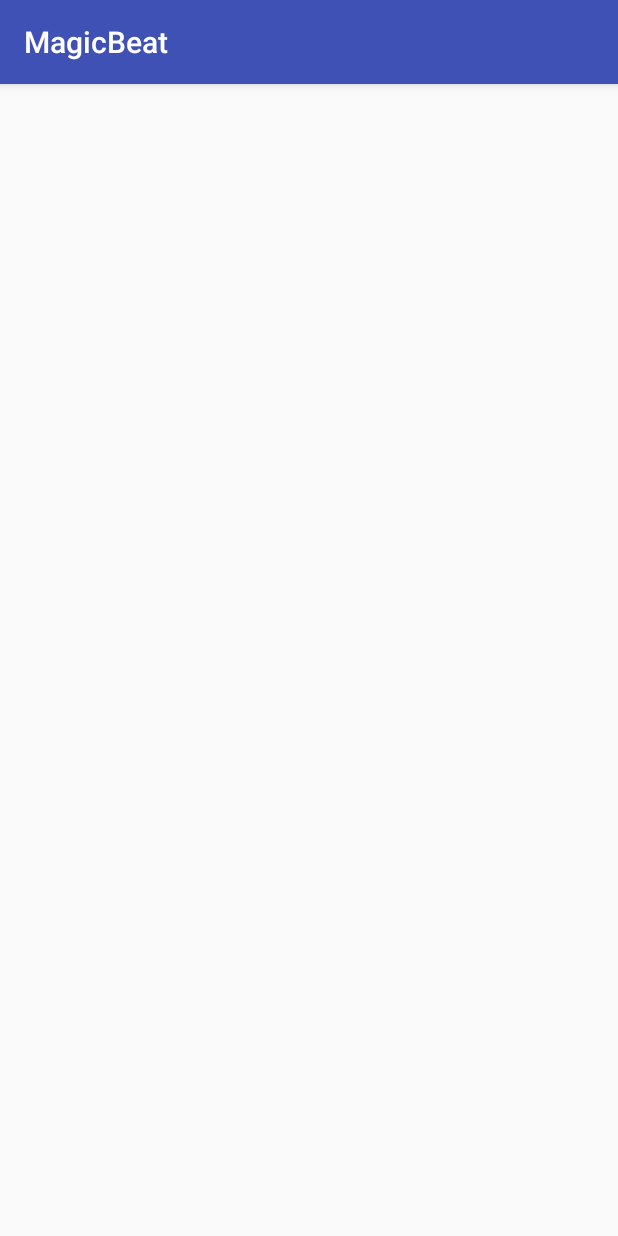
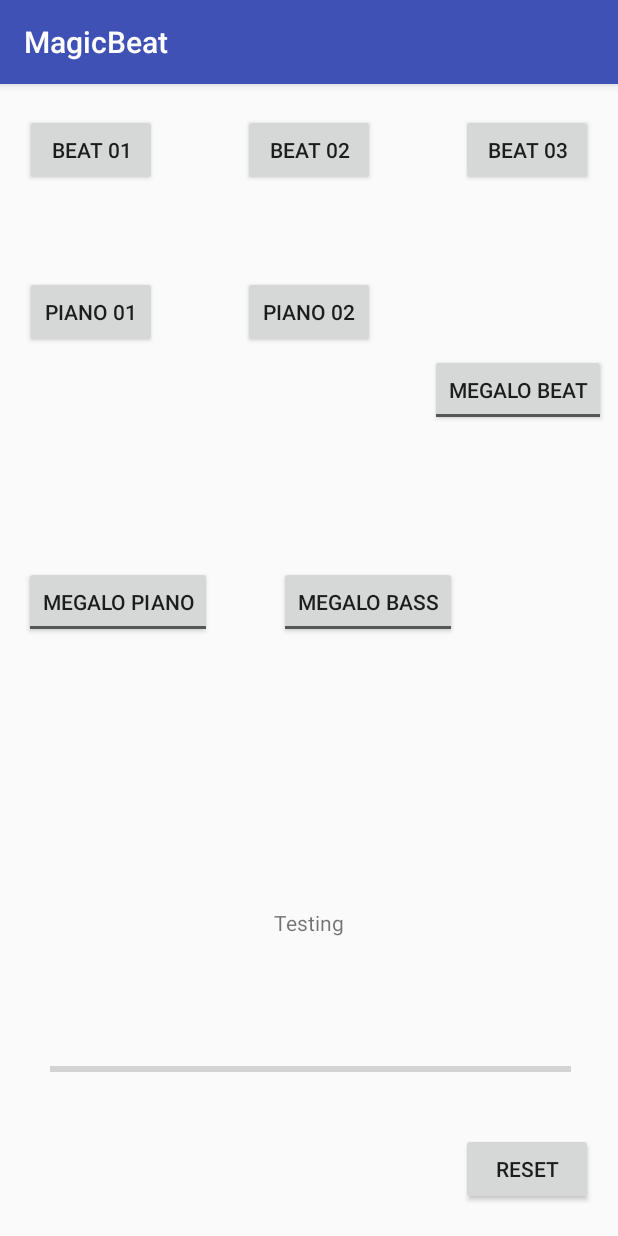
Before and after one commit to park955/MagicBeat, an Android app: the screen it shows after launch (MainActivity), on a phone screen of 412 x 824 dp. Run offline under Robolectric (Android 15) with nearby library versions, the light colour scheme and no system bars.

Commit message:
Toggle Button System with Queueing The BeatButtons are now array of Obj

```diff
--- a/app/src/main/java/jeonghu/magicbeat/BeatButton.java
+++ b/app/src/main/java/jeonghu/magicbeat/BeatButton.java
@@ -1,33 +1,57 @@
 package jeonghu.magicbeat;
 
-import android.content.Context;
 import android.media.MediaPlayer;
-import android.support.v7.widget.AppCompatButton;
-import android.view.View;
+import android.widget.Button;
+import android.widget.ToggleButton;
 
 /**
  * Created by Chukwudi on 9/25/2017.
  */
 
-public class BeatButton extends AppCompatButton implements View.OnClickListener {
-    MediaPlayer beat;
-    boolean isInitialized = false;
-    int milliSeconds = 0;
+class BeatButton
+{
+    private MediaPlayer beat;
+    private boolean isInitialized = false;
+    public int milliSeconds = 0;
+    private Button button;
+    private ToggleButton Tbutton;
 
-    public BeatButton(Context context) {
-        super(context);
+
+    BeatButton(MediaPlayer beat, Button button){
+        this.beat = beat;
+        this.beat.setLooping(false);
+        this.button = button;
     }
 
-    void initialize(MediaPlayer beat) {
-        if (isInitialized) return;
+    BeatButton(MediaPlayer beat, ToggleButton tbutton){
+        this.beat = beat;
+        this.beat.setLooping(false);
+        this.Tbutton = tbutton;
+    }
 
-        isInitialized = true;
-        this.beat = beat;
+    MediaPlayer getBeat(){
+        return this.beat;
+    }
+    ToggleButton getTbutton(){
+        return this.Tbutton;
     }
 
     void pause() {
-        milliSeconds = beat.getCurrentPosition();
-        beat.pause();
+        if(beat.isPlaying()) {
+            milliSeconds = beat.getCurrentPosition();
+            beat.pause();
+        }
+    }
+
+    void pauseOrPlay(){
+        if(beat.isPlaying()) {
+            milliSeconds = beat.getCurrentPosition();
+            beat.pause();
+        }
+        else{
+            beat.seekTo(milliSeconds);
+            beat.start();
+        }
     }
 
     void reset() {
@@ -40,9 +64,5 @@ public class BeatButton extends AppCompatButton implements View.OnClickListener
         beat.start();
     }
 
-    @Override
-    public void onClick(View view) {
-        if (beat.isPlaying()) pause();
-        else resume();
-    }
+
 }
--- a/app/src/main/java/jeonghu/magicbeat/MainActivity.java
+++ b/app/src/main/java/jeonghu/magicbeat/MainActivity.java
@@ -2,114 +2,144 @@ package jeonghu.magicbeat;
 
 import android.media.MediaPlayer;
 import android.os.Bundle;
+import android.os.Handler;
 import android.support.v7.app.AppCompatActivity;
 import android.view.View;
 import android.widget.Button;
+import android.widget.ProgressBar;
+import android.widget.TextView;
+import android.widget.ToggleButton;
+
+import static jeonghu.magicbeat.R.id.TbuttonM1;
+import static jeonghu.magicbeat.R.id.TbuttonM3;
+import static jeonghu.magicbeat.R.id.buttonb1;
+import static jeonghu.magicbeat.R.id.buttonb2;
+import static jeonghu.magicbeat.R.id.buttonb3;
+import static jeonghu.magicbeat.R.id.buttonp1;
+import static jeonghu.magicbeat.R.id.buttonp2;
+
 
 public class MainActivity extends AppCompatActivity {
-    Button buttonb1, buttonb2, buttonb3, buttonp1, buttonp2;
-    MediaPlayer beat01,beat02,beat03,piano01,piano02;
+
+    BeatButton b1, b2, b3, p1, p2;
+    TextView test;
+    ProgressBar bar;
+
+    BeatButton[] mybeats = new BeatButton[10];
+
+    @Override
+    public void onPause(){
+        super.onPause();
+
+        b1.pause();
+        b2.pause();
+        b3.pause();
+        p1.pause();
+        p2.pause();
+    }
 
     @Override
     protected void onCreate(Bundle savedInstanceState) {
         super.onCreate(savedInstanceState);
         setContentView(R.layout.activity_main);
 
-        buttonb1 = (Button) findViewById(R.id.buttonb1);
-        buttonb2 = (Button) findViewById(R.id.buttonb2);
-        buttonb3 = (Button) findViewById(R.id.buttonb3);
-        buttonp1 = (Button) findViewById(R.id.buttonp1);
-        buttonp2 = (Button) findViewById(R.id.buttonp2);
+        b1 = new BeatButton(MediaPlayer.create(MainActivity.this,R.raw.beat01_bpm160),(Button)findViewById(buttonb1));
+        b2 = new BeatButton(MediaPlayer.create(MainActivity.this,R.raw.beat02_bpm160),(Button)findViewById(buttonb2));
+        b3 = new BeatButton(MediaPlayer.create(MainActivity.this,R.raw.beat03_bpm160),(Button)findViewById(buttonb3));
+        p1 = new BeatButton(MediaPlayer.create(MainActivity.this,R.raw.piano01_bpm160),(Button)findViewById(buttonp1));
+        p2 = new BeatButton(MediaPlayer.create(MainActivity.this,R.raw.piano02_bpm160),(Button)findViewById(buttonp2));
 
+        test = (TextView)findViewById(R.id.textView);
+        test.setText("Testing");
+
+        bar = (ProgressBar) findViewById(R.id.progressBar);
+
+        mybeats[0] = new BeatButton(MediaPlayer.create(MainActivity.this,R.raw.megalopiano_120c),(ToggleButton)findViewById(R.id.TbuttonM1));
+        mybeats[1] = new BeatButton(MediaPlayer.create(MainActivity.this,R.raw.megalobass_120c),(ToggleButton)findViewById(R.id.TbuttonM2));
+        mybeats[2] = new BeatButton(MediaPlayer.create(MainActivity.this,R.raw.megalobeat_120),(ToggleButton)findViewById(R.id.TbuttonM3));
+
+        //ButtonReset
         findViewById(R.id.buttonReset).setOnClickListener(new View.OnClickListener() {
             @Override
             public void onClick(View view) {
-                pressedReset(view);
+                b1.pause();
+                b2.pause();
+                b3.pause();
+                p1.pause();
+                p2.pause();
+
+                b1.reset();
+                b2.reset();
+                b3.reset();
+                p1.reset();
+                p2.reset();
+
+                for(int i=0; i<3; i++){
+                    mybeats[i].pause();
+                    mybeats[i].reset();
+                    mybeats[i].getTbutton().setChecked(false);
+                }
+
             }
         });
 
-        beat01 = MediaPlayer.create(MainActivity.this,R.raw.beat01_bpm160);
-        beat02 = MediaPlayer.create(MainActivity.this,R.raw.beat02_bpm160);
-        beat03 = MediaPlayer.create(MainActivity.this,R.raw.beat03_bpm160);
-        piano01 = MediaPlayer.create(MainActivity.this,R.raw.piano01_bpm160);
-        piano02 = MediaPlayer.create(MainActivity.this,R.raw.piano02_bpm160);
+/*
+        findViewById(buttonb1).setOnClickListener(new View.OnClickListener() {
+            @Override
+            public void onClick(View view) {
+                b1.pauseOrPlay();
+            }
+        });
+        findViewById(buttonb2).setOnClickListener(new View.OnClickListener() {
+            @Override
+            public void onClick(View view) {
+                b2.pauseOrPlay();
+            }
+        });
+        findViewById(buttonb3).setOnClickListener(new View.OnClickListener() {
+            @Override
+            public void onClick(View view) {
+                b3.pauseOrPlay();
+            }
+        });
+        findViewById(buttonp1).setOnClickListener(new View.OnClickListener() {
+            @Override
+            public void onClick(View view) {
+                p1.pauseOrPlay();
+            }
+        });
+        findViewById(buttonp2).setOnClickListener(new View.OnClickListener() {
+            @Override
+            public void onClick(View view) {
+                p2.pauseOrPlay();
+            }
+        });
+        */
+        findViewById(TbuttonM1).setOnClickListener(new View.OnClickListener(){
+            @Override
+            public void onClick(View view){
+              test.setText(Integer.toString(mybeats[0].getBeat().getDuration()));
+            }
+        });
+        findViewById(TbuttonM3).setOnClickListener(new View.OnClickListener(){
+            @Override
+            public void onClick(View view){
+                test.setText(Integer.toString(mybeats[2].getBeat().getDuration()));
+            }
+        });
 
-    }
+        final Handler handler = new Handler();
+        final int delay = 8000; //milliseconds
+        //ProgressBar's maximum is also set to 8000
 
-    public void pressedb1(View view){
-        if(beat01.isPlaying()){
-            beat01.pause();
-        }
-        else{
-            if(beat02.isPlaying()) beat02.pause();
-            if(beat03.isPlaying()) beat03.pause();
-
-            beat01.setLooping(true);
-            beat01.start();
-        }
-    }
-    public void pressedb2(View view){
-        if(beat02.isPlaying()){
-            beat02.pause();
-        }
-        else{
-            if(beat01.isPlaying()) beat01.pause();
-            if(beat03.isPlaying()) beat03.pause();
-
-            beat02.setLooping(true);
-            beat02.start();
-        }
-    }
-    public void pressedb3(View view){
-        if(beat03.isPlaying()){
-            beat03.pause();
-        }
-        else{
-            if(beat01.isPlaying()) beat01.pause();
-            if(beat02.isPlaying()) beat02.pause();
-
-            beat03.setLooping(true);
-            beat03.start();
-        }
-    }
-
-    public void pressedp1(View view){
-        if(piano01.isPlaying()){
-            piano01.pause();
-        }
-        else{
-            if(piano02.isPlaying()) piano02.pause();
-
-            piano01.setLooping(true);
-            piano01.start();
-        }
-    }
-
-    public void pressedp2(View view){
-        if(piano02.isPlaying()){
-            piano02.pause();
-        }
-        else{
-            if(piano01.isPlaying()) piano01.pause();
-
-            piano02.setLooping(true);
-            piano02.start();
-        }
-    }
-
-    public void pressedReset(View view){
-        if(beat01.isPlaying()) beat01.pause();
-        if(beat02.isPlaying()) beat02.pause();
-        if(beat03.isPlaying()) beat03.pause();
-        if(piano01.isPlaying()) piano01.pause();
-        if(piano02.isPlaying()) piano02.pause();
-
-        beat01.reset();
-        beat02.reset();
-        beat03.reset();
-        piano01.reset();
-        piano02.reset();
-
+        handler.postDelayed(new Runnable(){
+            public void run(){
+                handler.postDelayed(this, delay);
+                if(mybeats[0].getTbutton().isChecked()) mybeats[0].resume();
+                if(mybeats[1].getTbutton().isChecked()) mybeats[1].resume();
+                if(mybeats[2].getTbutton().isChecked()) mybeats[2].resume();
+            }
+        }, delay);
 
     }
 }
--- a/app/src/main/res/layout/activity_main.xml
+++ b/app/src/main/res/layout/activity_main.xml
@@ -7,109 +7,175 @@
     android:layout_height="match_parent"
     tools:context="jeonghu.magicbeat.MainActivity">
 
-    <jeonghu.magicbeat.BeatButton
-        android:id="@+id/buttonb3"
-        style="@android:style/Widget.Material.Light.Button.Inset"
+
+    <Button
+        android:id="@+id/buttonb1"
+        android:layout_width="wrap_content"
+        android:layout_height="wrap_content"
+        android:text="Beat 01"
+        android:layout_marginLeft="8dp"
+        app:layout_constraintLeft_toLeftOf="parent"
+        android:layout_marginRight="8dp"
+        app:layout_constraintRight_toRightOf="parent"
+        app:layout_constraintBottom_toBottomOf="parent"
+        android:layout_marginBottom="8dp"
+        app:layout_constraintTop_toTopOf="parent"
+        android:layout_marginTop="8dp"
+        app:layout_constraintHorizontal_bias="0.028"
+        app:layout_constraintVertical_bias="0.017"/>
+
+    <Button
+        android:id="@+id/buttonb2"
         android:layout_width="wrap_content"
         android:layout_height="wrap_content"
         android:layout_marginBottom="8dp"
         android:layout_marginLeft="8dp"
         android:layout_marginRight="8dp"
         android:layout_marginTop="8dp"
-        android:onClick="pressedb3"
-        android:text="Beat 3"
+        android:text="Beat 02"
         app:layout_constraintBottom_toBottomOf="parent"
         app:layout_constraintLeft_toLeftOf="parent"
         app:layout_constraintRight_toRightOf="parent"
         app:layout_constraintTop_toTopOf="parent"
-        app:layout_constraintHorizontal_bias="0.971"
         app:layout_constraintVertical_bias="0.017"/>
 
     <Button
-        android:id="@+id/buttonb2"
-        style="@android:style/Widget.Material.Light.Button.Inset"
+        android:id="@+id/buttonb3"
         android:layout_width="wrap_content"
         android:layout_height="wrap_content"
         android:layout_marginBottom="8dp"
         android:layout_marginLeft="8dp"
         android:layout_marginRight="8dp"
         android:layout_marginTop="8dp"
-        android:onClick="pressedb2"
-        android:text="Beat 2"
+        android:text="Beat 03"
         app:layout_constraintBottom_toBottomOf="parent"
+        app:layout_constraintHorizontal_bias="0.971"
         app:layout_constraintLeft_toLeftOf="parent"
         app:layout_constraintRight_toRightOf="parent"
         app:layout_constraintTop_toTopOf="parent"
         app:layout_constraintVertical_bias="0.017"/>
 
-    <jeonghu.magicbeat.BeatButton
-        android:id="@+id/buttonb1"
-        style="@android:style/Widget.Material.Light.Button.Inset"
+    <Button
+        android:id="@+id/buttonp1"
         android:layout_width="wrap_content"
         android:layout_height="wrap_content"
         android:layout_marginBottom="8dp"
         android:layout_marginLeft="8dp"
         android:layout_marginRight="8dp"
         android:layout_marginTop="8dp"
-        android:onClick="pressedb1"
-        android:text="Beat 1"
+        android:text="Piano 01"
         app:layout_constraintBottom_toBottomOf="parent"
+        app:layout_constraintHorizontal_bias="0.028"
         app:layout_constraintLeft_toLeftOf="parent"
         app:layout_constraintRight_toRightOf="parent"
         app:layout_constraintTop_toTopOf="parent"
-        app:layout_constraintHorizontal_bias="0.028"
-        app:layout_constraintVertical_bias="0.017"/>
+        app:layout_constraintVertical_bias="0.17"/>
 
     <Button
-        android:id="@+id/buttonp1"
-        style="@android:style/Widget.Material.Light.Button.Inset"
+        android:id="@+id/buttonp2"
         android:layout_width="wrap_content"
         android:layout_height="wrap_content"
         android:layout_marginBottom="8dp"
         android:layout_marginLeft="8dp"
         android:layout_marginRight="8dp"
         android:layout_marginTop="8dp"
-        android:onClick="pressedp1"
-        android:text="Piano 1"
+        android:text="Piano 02"
         app:layout_constraintBottom_toBottomOf="parent"
         app:layout_constraintLeft_toLeftOf="parent"
         app:layout_constraintRight_toRightOf="parent"
         app:layout_constraintTop_toTopOf="parent"
-        app:layout_constraintVertical_bias="0.205"
-        app:layout_constraintHorizontal_bias="0.028"/>
+        app:layout_constraintVertical_bias="0.17"/>
 
     <Button
-        android:id="@+id/buttonp2"
-        style="@android:style/Widget.Material.Light.Button.Inset"
+        android:id="@+id/buttonReset"
         android:layout_width="wrap_content"
         android:layout_height="wrap_content"
         android:layout_marginBottom="8dp"
         android:layout_marginLeft="8dp"
         android:layout_marginRight="8dp"
         android:layout_marginTop="8dp"
-        android:onClick="pressedp2"
-        android:text="Piano 2"
+        android:text="Reset"
         app:layout_constraintBottom_toBottomOf="parent"
+        app:layout_constraintHorizontal_bias="0.971"
         app:layout_constraintLeft_toLeftOf="parent"
         app:layout_constraintRight_toRightOf="parent"
         app:layout_constraintTop_toTopOf="parent"
-        app:layout_constraintVertical_bias="0.205"/>
+        app:layout_constraintVertical_bias="0.982"/>
 
-    <Button
-        android:id="@+id/buttonReset"
-        style="@android:style/Widget.Material.Light.Button.Inset"
+    <TextView
+        android:id="@+id/textView"
         android:layout_width="wrap_content"
         android:layout_height="wrap_content"
-        android:layout_marginBottom="8dp"
+        android:text="TextView"
+        android:layout_marginRight="8dp"
+        app:layout_constraintRight_toRightOf="parent"
+        android:layout_marginLeft="8dp"
+        app:layout_constraintLeft_toLeftOf="parent"
+        app:layout_constraintBottom_toBottomOf="parent"
+        android:layout_marginBottom="199dp"/>
+
+    <ProgressBar
+        android:id="@+id/progressBar"
+        style="@style/Widget.AppCompat.ProgressBar.Horizontal"
+        android:max="8000"
+        android:layout_width="347dp"
+        android:layout_height="31dp"
+        android:layout_marginBottom="95dp"
+        android:layout_marginLeft="8dp"
+        android:layout_marginRight="8dp"
+        app:layout_constraintBottom_toBottomOf="parent"
+        app:layout_constraintHorizontal_bias="0.523"
+        app:layout_constraintLeft_toLeftOf="parent"
+        app:layout_constraintRight_toRightOf="parent"/>
+
+    <ToggleButton
+        android:id="@+id/TbuttonM1"
+        android:layout_width="wrap_content"
+        android:layout_height="wrap_content"
+        android:layout_marginBottom="308dp"
+        android:layout_marginLeft="8dp"
+        android:layout_marginRight="8dp"
+        android:textOff="megalo piano"
+        android:textOn="MEGALO PIANO"
+        app:layout_constraintBottom_toBottomOf="parent"
+        app:layout_constraintHorizontal_bias="0.03"
+        app:layout_constraintLeft_toLeftOf="parent"
+        app:layout_constraintRight_toRightOf="parent"
+        app:layout_constraintTop_toTopOf="parent"
+        android:layout_marginTop="8dp"
+        app:layout_constraintVertical_bias="0.775"/>
+
+    <ToggleButton
+        android:id="@+id/TbuttonM3"
+        android:layout_width="wrap_content"
+        android:layout_height="wrap_content"
+        android:layout_marginBottom="308dp"
         android:layout_marginLeft="8dp"
         android:layout_marginRight="8dp"
         android:layout_marginTop="8dp"
-        android:onClick="pressedReset"
-        android:text="Reset"
+        android:textOff="megalo beat"
+        android:textOn="MEGALO BEAT"
         app:layout_constraintBottom_toBottomOf="parent"
+        app:layout_constraintHorizontal_bias="1.0"
         app:layout_constraintLeft_toLeftOf="parent"
         app:layout_constraintRight_toRightOf="parent"
         app:layout_constraintTop_toTopOf="parent"
-        app:layout_constraintVertical_bias="0.982"
-        app:layout_constraintHorizontal_bias="0.971"/>
+        app:layout_constraintVertical_bias="0.425"/>
+
+    <ToggleButton
+        android:id="@+id/TbuttonM2"
+        android:layout_width="wrap_content"
+        android:layout_height="wrap_content"
+        android:layout_marginBottom="308dp"
+        android:layout_marginLeft="8dp"
+        android:layout_marginRight="8dp"
+        android:textOff="megalo bass"
+        android:textOn="MEGALO BASS"
+        app:layout_constraintBottom_toBottomOf="parent"
+        app:layout_constraintHorizontal_bias="0.643"
+        app:layout_constraintLeft_toLeftOf="parent"
+        app:layout_constraintRight_toRightOf="parent"
+        app:layout_constraintTop_toTopOf="parent"
+        android:layout_marginTop="8dp"
+        app:layout_constraintVertical_bias="0.775"/>
 </android.support.constraint.ConstraintLayout>
```
Also changed, not shown: app/src/main/res/values/strings.xml (+7 -0 lines), 4 other files.
